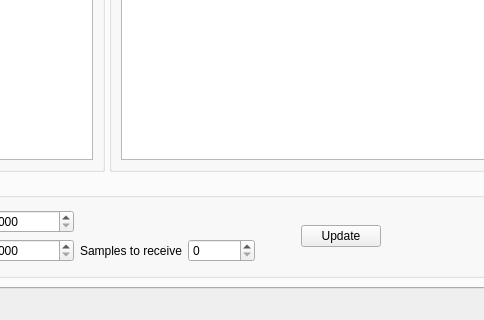
This is gui/main_window.ui in rwth-ti/gr-localization as Qt 5 draws it before an edit; both pictures show x 401 to 885 and y 439 to 759 of the 1015 by 759 pixel window. The edited form follows.
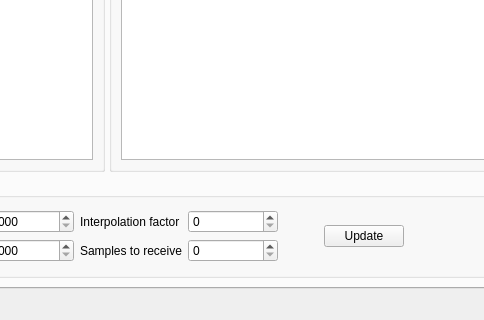
This is the edited form. The open tabs and pages were chosen to show the change. Custom widgets are drawn as their Qt base class.

Commit message: integrate interpolation in gui

Diff of the .ui file:
```diff
--- a/gui/main_window.ui
+++ b/gui/main_window.ui
@@ -827,6 +827,12 @@
                      <verstretch>0</verstretch>
                     </sizepolicy>
                    </property>
+                   <property name="minimumSize">
+                    <size>
+                     <width>90</width>
+                     <height>0</height>
+                    </size>
+                   </property>
                    <property name="keyboardTracking">
                     <bool>false</bool>
                    </property>
@@ -837,6 +843,39 @@
                  </item>
                 </layout>
                </item>
+               <item row="0" column="2">
+                <layout class="QHBoxLayout" name="horizontalLayout_12">
+                 <item>
+                  <widget class="QLabel" name="label_13">
+                   <property name="sizePolicy">
+                    <sizepolicy hsizetype="Preferred" vsizetype="Preferred">
+                     <horstretch>0</horstretch>
+                     <verstretch>0</verstretch>
+                    </sizepolicy>
+                   </property>
+                   <property name="text">
+                    <string>Interpolation factor</string>
+                   </property>
+                  </widget>
+                 </item>
+                 <item>
+                  <widget class="QSpinBox" name="interpolationSpin">
+                   <property name="sizePolicy">
+                    <sizepolicy hsizetype="Maximum" vsizetype="Fixed">
+                     <horstretch>0</horstretch>
+                     <verstretch>0</verstretch>
+                    </sizepolicy>
+                   </property>
+                   <property name="minimumSize">
+                    <size>
+                     <width>90</width>
+                     <height>0</height>
+                    </size>
+                   </property>
+                  </widget>
+                 </item>
+                </layout>
+               </item>
               </layout>
              </item>
              <item>
```
Left out of the diff: 60 changed lines with no effect on the pictures. The commit also changes 5 other files.
